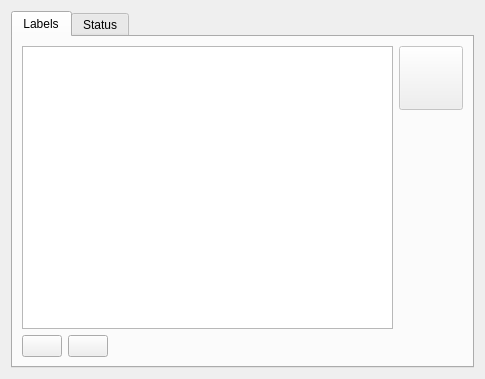
This is src/ui/settings.ui in olivierkes/manuskript as Qt 5 draws it before an edit. The edited form follows.
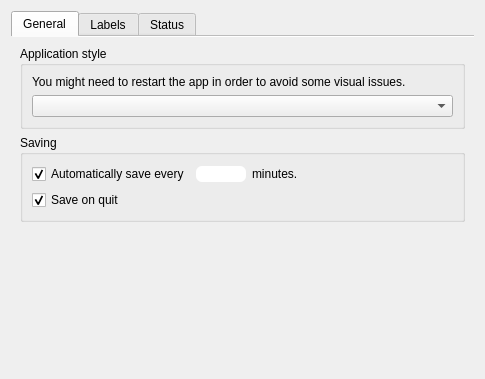
This is the edited form. Icons and pictures are not drawn.

Commit message: Settings: app style and auto save (though autosave is not implemented yet)

What changed in the file:
```diff
--- a/src/ui/settings.ui
+++ b/src/ui/settings.ui
@@ -19,6 +19,126 @@
      <property name="currentIndex">
       <number>0</number>
      </property>
+     <property name="documentMode">
+      <bool>true</bool>
+     </property>
+     <widget class="QWidget" name="tab_3">
+      <attribute name="title">
+       <string>General</string>
+      </attribute>
+      <layout class="QVBoxLayout" name="verticalLayout_7">
+       <item>
+        <widget class="QGroupBox" name="groupBox_2">
+         <property name="title">
+          <string>Application style</string>
+         </property>
+         <layout class="QVBoxLayout" name="verticalLayout_5">
+          <item>
+           <widget class="QLabel" name="label_2">
+            <property name="text">
+             <string>You might need to restart the app in order to avoid some visual issues.</string>
+            </property>
+           </widget>
+          </item>
+          <item>
+           <widget class="QComboBox" name="cmbStyle"/>
+          </item>
+         </layout>
+        </widget>
+       </item>
+       <item>
+        <widget class="QGroupBox" name="groupBox">
+         <property name="title">
+          <string>Saving</string>
+         </property>
+         <layout class="QVBoxLayout" name="verticalLayout_6">
+          <item>
+           <layout class="QHBoxLayout" name="horizontalLayout_5">
+            <item>
+             <widget class="QCheckBox" name="chkAutoSave">
+              <property name="text">
+               <string>Automatically save every</string>
+              </property>
+              <property name="checked">
+               <bool>true</bool>
+              </property>
+             </widget>
+            </item>
+            <item>
+             <widget class="QLineEdit" name="txtAutoSave">
+              <property name="sizePolicy">
+               <sizepolicy hsizetype="Preferred" vsizetype="Fixed">
+                <horstretch>0</horstretch>
+                <verstretch>0</verstretch>
+               </sizepolicy>
+              </property>
+              <property name="maximumSize">
+               <size>
+                <width>50</width>
+                <height>16777215</height>
+               </size>
+              </property>
+              <property name="styleSheet">
+               <string notr="true">border-radius: 6px;</string>
+              </property>
+              <property name="maxLength">
+               <number>3</number>
+              </property>
+              <property name="alignment">
+               <set>Qt::AlignCenter</set>
+              </property>
+             </widget>
+            </item>
+            <item>
+             <widget class="QLabel" name="label">
+              <property name="text">
+               <string>minutes.</string>
+              </property>
+             </widget>
+            </item>
+            <item>
+             <spacer name="horizontalSpacer_3">
+              <property name="orientation">
+               <enum>Qt::Horizontal</enum>
+              </property>
+              <property name="sizeHint" stdset="0">
+               <size>
+                <width>40</width>
+                <height>20</height>
+               </size>
+              </property>
+             </spacer>
+            </item>
+           </layout>
+          </item>
+          <item>
+           <widget class="QCheckBox" name="chkSaveOnQuit">
+            <property name="text">
+             <string>Save on quit</string>
+            </property>
+            <property name="checked">
+             <bool>true</bool>
+            </property>
+           </widget>
+          </item>
+         </layout>
+        </widget>
+       </item>
+       <item>
+        <spacer name="verticalSpacer_2">
+         <property name="orientation">
+          <enum>Qt::Vertical</enum>
+         </property>
+         <property name="sizeHint" stdset="0">
+          <size>
+           <width>20</width>
+           <height>40</height>
+          </size>
+         </property>
+        </spacer>
+       </item>
+      </layout>
+     </widget>
      <widget class="QWidget" name="tab">
       <attribute name="title">
        <string>Labels</string>
```
The commit also changes 8 other files.
